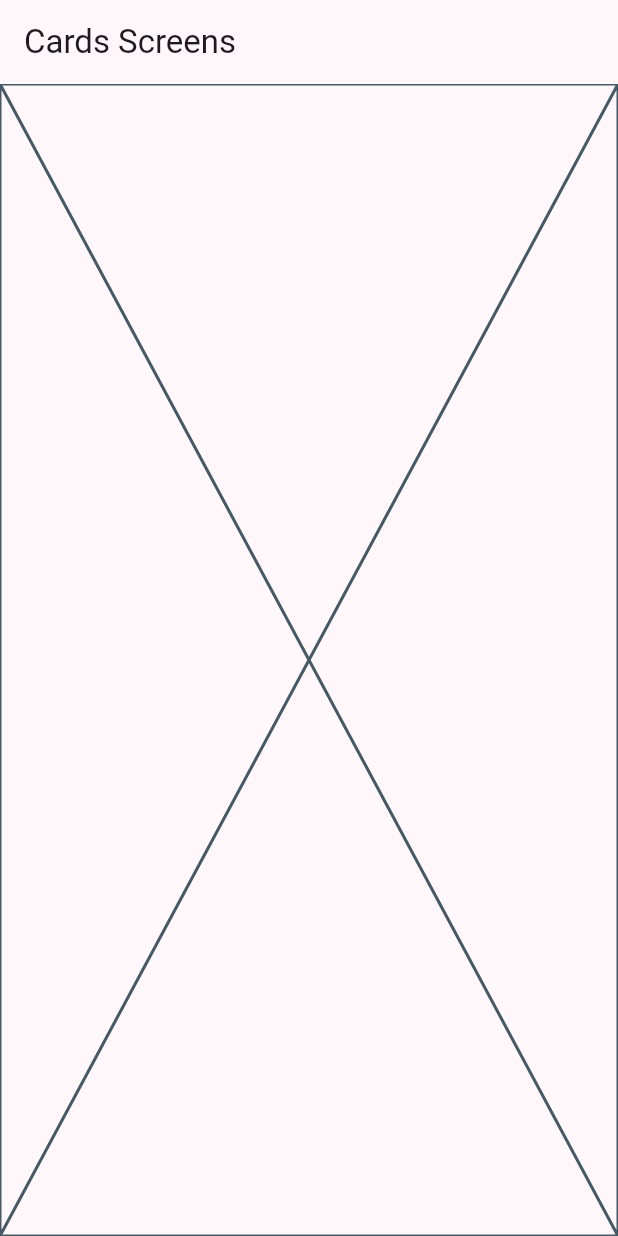
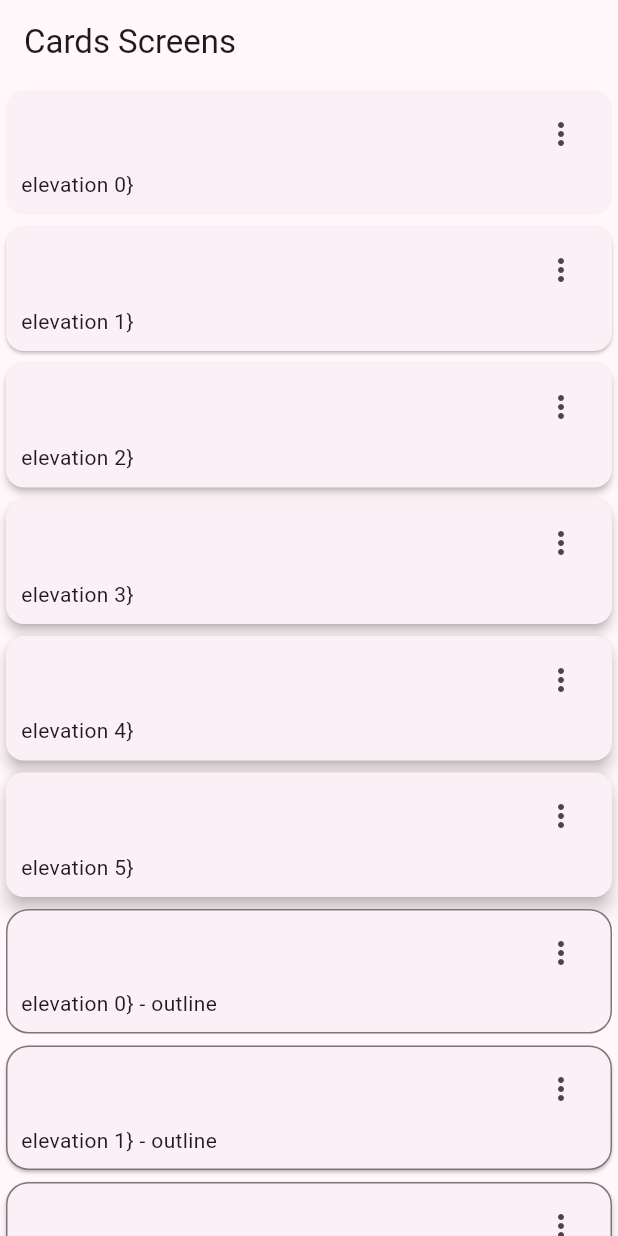
Before and after one commit to JuanBueno21/widgets, a Flutter app: the CardScreen screen opened by its route, on a phone screen of 412 x 824 dp. Run offline on Flutter 3.47's test engine with Material 2 defaults, Android fonts, the phone set to English and light mode, and no system bars; our stand-ins replace go_router.

Commit message:
[Widgets] - implementacion de tarjetas con bordes

```diff
--- a/lib/presentation/screens/cards/cards_screen.dart
+++ b/lib/presentation/screens/cards/cards_screen.dart
@@ -1,7 +1,15 @@
 import 'package:flutter/material.dart';
 
+const cards = <Map<String, dynamic>>[
+  {"elevation": 0.0, "label": "elevation 0}"},
+  {"elevation": 1.0, "label": "elevation 1}"},
+  {"elevation": 2.0, "label": "elevation 2}"},
+  {"elevation": 3.0, "label": "elevation 3}"},
+  {"elevation": 4.0, "label": "elevation 4}"},
+  {"elevation": 5.0, "label": "elevation 5}"},
+];
+
 class CardScreen extends StatelessWidget {
-
   static const String name = "Cards_Screen";
 
   const CardScreen({super.key});
@@ -12,7 +20,106 @@ class CardScreen extends StatelessWidget {
       appBar: AppBar(
         title: const Text("Cards Screens"),
       ),
-      body: const Placeholder(),
+      body: const _CardsView(),
     );
   }
 }
+
+class _CardsView extends StatelessWidget {
+  const _CardsView();
+
+  @override
+  Widget build(BuildContext context) {
+    return SingleChildScrollView(
+      child: Column(
+        children: [
+
+          ...cards.map(
+            (card) => CardType1 (elevation: card["elevation"], label: card["label"]),
+            ),
+
+          ...cards.map(
+            (card) => _CardType2 (elevation: card["elevation"], label: card["label"]),
+
+          )
+        ],
+      ),
+    );
+  }
+}
+
+class CardType1 extends StatelessWidget {
+  final String label;
+  final double elevation;
+
+  const CardType1({super.key,
+    required this.label,
+    required this.elevation});
+
+  @override
+  Widget build(BuildContext context) {
+    return Card(
+      elevation: elevation,
+      child: Padding(
+        padding:const EdgeInsets.fromLTRB(10, 5, 10, 10),
+        child: Column(
+          children:[
+            Align(alignment: Alignment.topRight,
+            child: IconButton(
+              icon: const Icon (Icons.more_vert_outlined),
+              onPressed: (){},
+              ),),
+
+              Align(
+                alignment: Alignment.bottomLeft,
+                child: Text(label),
+            )
+          ],
+        ),
+      ),
+    );
+  }
+}
+
+
+class _CardType2 extends StatelessWidget {
+  final String label;
+  final double elevation;
+
+  const _CardType2({
+    required this.label,
+    required this.elevation});
+
+  @override
+  Widget build(BuildContext context) {
+
+    final colors = Theme.of(context).colorScheme;
+
+    return Card(
+      shape: RoundedRectangleBorder(
+        borderRadius: const BorderRadius.all(Radius.circular(15)),
+        side: BorderSide(
+          color: colors.outline
+        )
+      ),
+      elevation: elevation,
+      child: Padding(
+        padding:const EdgeInsets.fromLTRB(10, 5, 10, 10),
+        child: Column(
+          children:[
+            Align(alignment: Alignment.topRight,
+            child: IconButton(
+              icon: const Icon (Icons.more_vert_outlined),
+              onPressed: (){},
+              ),),
+
+              Align(
+                alignment: Alignment.bottomLeft,
+                child: Text("$label - outline"),
+            )
+          ],
+        ),
+      ),
+    );
+  }
+}
```
